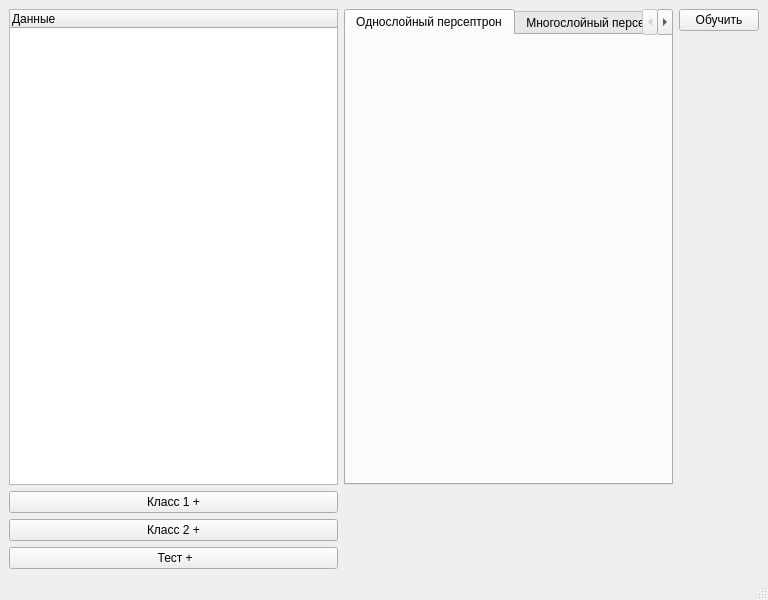
This is View/view.ui in Alek-dr/NeuralNetworks as Qt 5 draws it before an edit. The edited form follows.
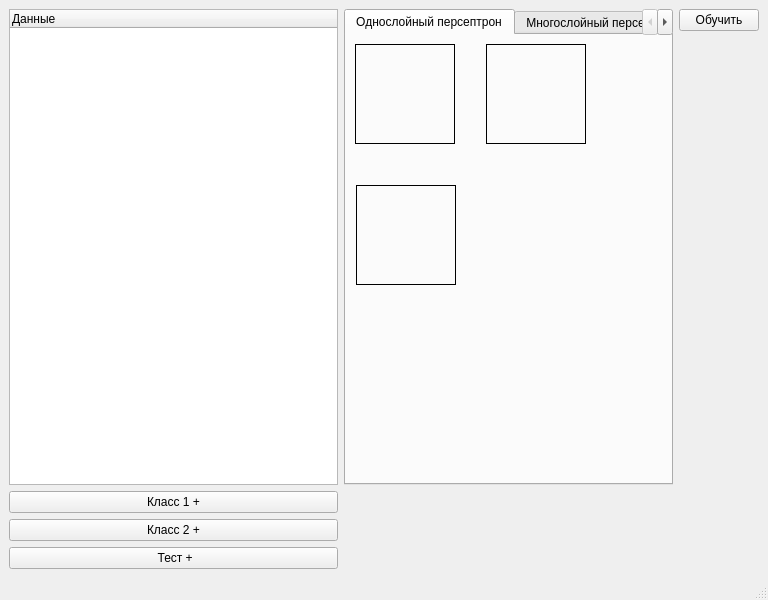
This is the edited form.

What changed in the file:
```diff
--- a/View/view.ui
+++ b/View/view.ui
@@ -57,6 +57,54 @@
          <attribute name="title">
           <string>Однослойный персептрон</string>
          </attribute>
+         <widget class="QLabel" name="img_3">
+          <property name="geometry">
+           <rect>
+            <x>10</x>
+            <y>150</y>
+            <width>100</width>
+            <height>100</height>
+           </rect>
+          </property>
+          <property name="frameShape">
+           <enum>QFrame::Box</enum>
+          </property>
+          <property name="text">
+           <string/>
+          </property>
+         </widget>
+         <widget class="QLabel" name="img_2">
+          <property name="geometry">
+           <rect>
+            <x>140</x>
+            <y>9</y>
+            <width>100</width>
+            <height>100</height>
+           </rect>
+          </property>
+          <property name="frameShape">
+           <enum>QFrame::Box</enum>
+          </property>
+          <property name="text">
+           <string/>
+          </property>
+         </widget>
+         <widget class="QLabel" name="img_1">
+          <property name="geometry">
+           <rect>
+            <x>9</x>
+            <y>9</y>
+            <width>100</width>
+            <height>100</height>
+           </rect>
+          </property>
+          <property name="frameShape">
+           <enum>QFrame::Box</enum>
+          </property>
+          <property name="text">
+           <string/>
+          </property>
+         </widget>
         </widget>
         <widget class="QWidget" name="tab_2">
          <attribute name="title">
```
